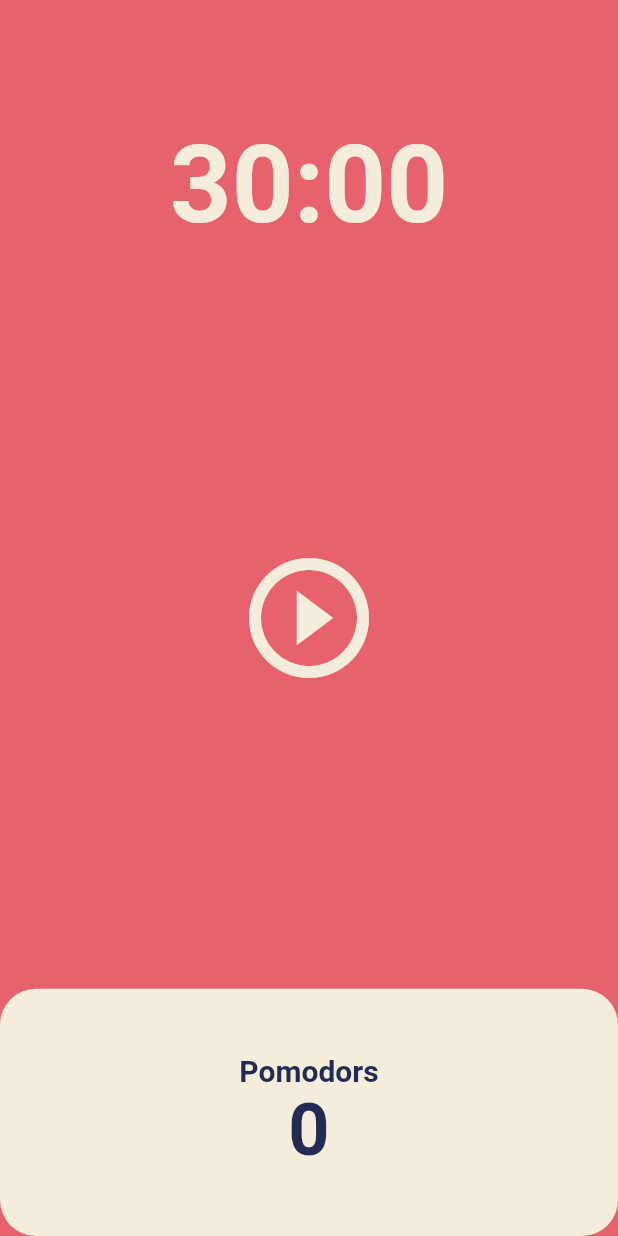
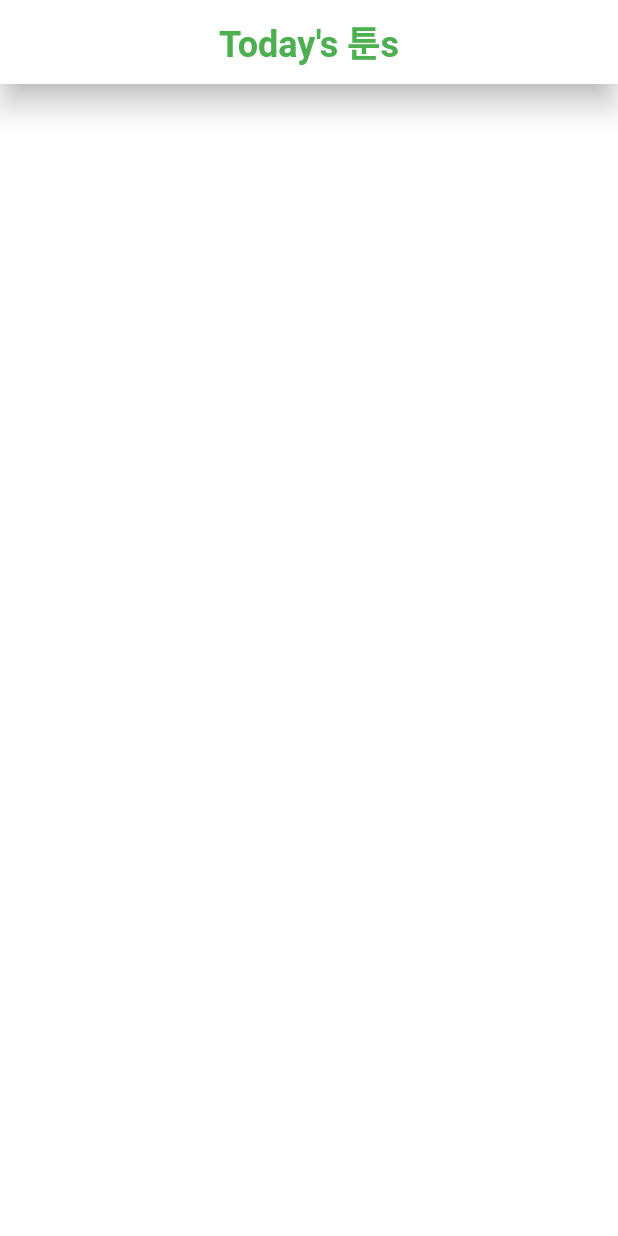
Before and after one commit to gilmujjang/nomad-flutter, a Flutter app: the HomeScreen screen opened directly, on a phone screen of 412 x 824 dp. Run offline on Flutter 3.47's test engine with Material 2 defaults, Android fonts, the phone set to English and light mode, and no system bars; statements that could not run were skipped.

Commit message:
feat: ToonFilx 앱바 생성
ToonFlix 앱바 생성

```diff
--- a/lib/projects/pomodors.dart
+++ b/lib/projects/pomodors.dart
@@ -2,14 +2,14 @@ import 'dart:async';
 
 import 'package:flutter/material.dart';
 
-class HomeScreen extends StatefulWidget {
-  const HomeScreen({super.key});
+class Pomodors extends StatefulWidget {
+  const Pomodors({super.key});
 
   @override
-  State<HomeScreen> createState() => _HomeScreenState();
+  State<Pomodors> createState() => PomodorsScreen();
 }
 
-class _HomeScreenState extends State<HomeScreen> {
+class PomodorsScreen extends State<Pomodors> {
   static const thirtyMinutes = 1800;
   int totalSeconds = thirtyMinutes;
   bool isRunning = false;
--- /dev/null
+++ b/lib/screens/home_screen.dart
@@ -0,0 +1,23 @@
+import 'package:flutter/material.dart';
+
+class HomeScreen extends StatelessWidget {
+  const HomeScreen({super.key});
+
+  @override
+  Widget build(BuildContext context) {
+    return Scaffold(
+      backgroundColor: Colors.white,
+      appBar: AppBar(
+        title: const Text("Today's 툰s",
+            style: TextStyle(
+              fontSize: 24,
+              fontWeight: FontWeight.w600,
+            )),
+        foregroundColor: Colors.green,
+        backgroundColor: Colors.white,
+        centerTitle: true,
+        elevation: 8,
+      ),
+    );
+  }
+}
```
